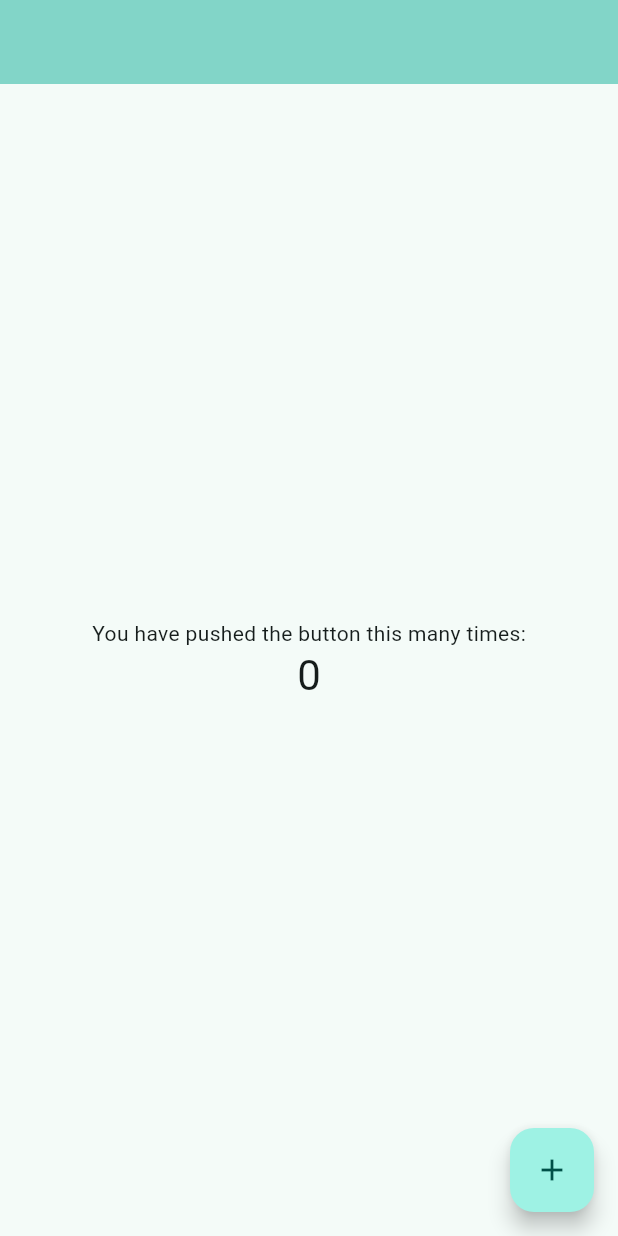
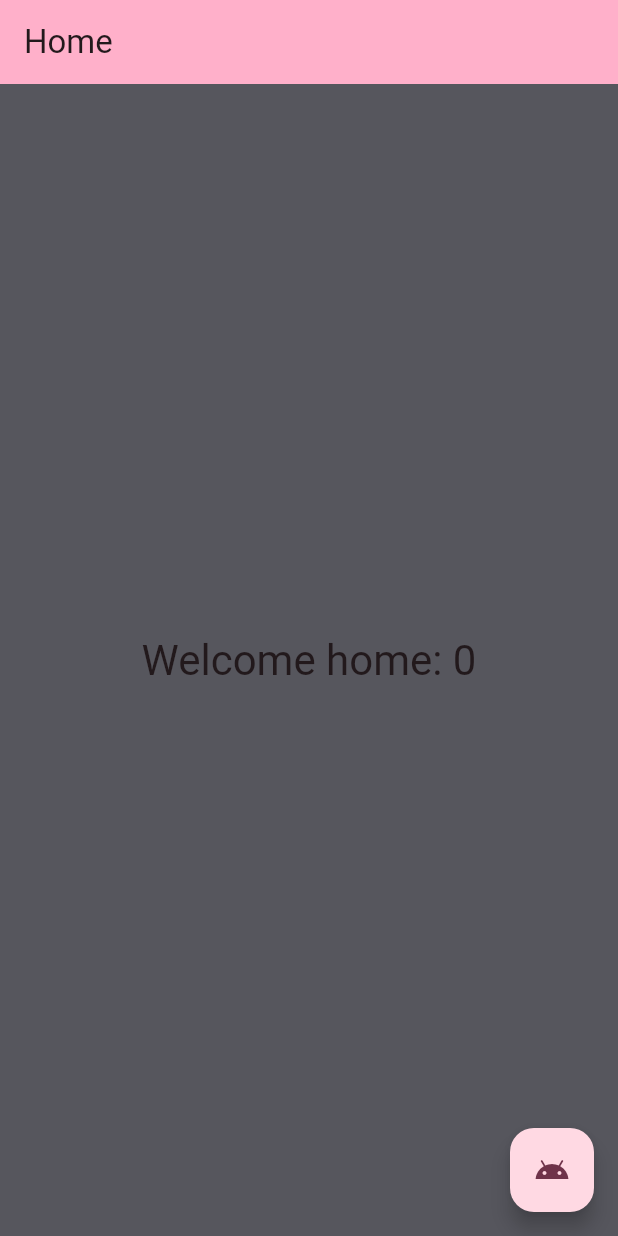
Before and after one commit to Grimalkinn/urban-pancake, a Flutter app: the screen it shows after launch, on a phone screen of 412 x 824 dp. Run offline on Flutter 3.47's test engine with Material 3 defaults, Android fonts, the phone set to English and light mode, and no system bars.

Commit message:
first commit

```diff
--- a/lib/main.dart
+++ b/lib/main.dart
@@ -1,27 +1,38 @@
 import 'package:flutter/material.dart';
-import 'pages/Home.dart';
+
+import 'pages/home.dart';
 
 void main() {
-  Widget app = const MyApp();
+  Widget app = const App();
   runApp(app);
 }
 
-class MyApp extends StatelessWidget {
-  const MyApp({super.key});
-  final String aptitle = 'Flutter Learning';
+class App extends StatelessWidget {
+  // stateless widget are static
+  final String title = "App";
+
+  // constructor
+  const App({super.key});
 
   // root
   @override
   Widget build(BuildContext context) {
-    Home hp = Home(newtitle: aptitle);
-    Widget matApp = MaterialApp(
-      title: aptitle,
-      theme: ThemeData(
-        colorScheme: ColorScheme.fromSeed(seedColor: Colors.teal),
-        useMaterial3: true,
-      ),
-      home: hp,
-    );
-    return matApp;
-  }
+    Home home = Home(title);
+
+    ColorScheme colorScheme = ColorScheme.fromSeed(seedColor: Color.fromARGB(255, 212, 14, 120));
+    ThemeData theme = ThemeData(colorScheme: colorScheme, useMaterial3: true);
+	ThemeData darktheme = ThemeData(brightness: Brightness.dark);
+	// ThemeData lighttheme = ThemeData(colorScheme: colorScheme, useMaterial3: true, brightness: Brightness.light);
+
+    return MaterialApp(
+		title: title,
+		theme: theme,
+		home: home,
+		darkTheme: darktheme,
+		debugShowCheckedModeBanner: false
+		);
+	}
+
 }
+
+//
--- a/lib/pages/Home.dart
+++ /dev/null
@@ -1,57 +0,0 @@
-import 'package:flutter/material.dart';
-
-class Home extends StatefulWidget {
-  final String title = "";
-
-  Home({super.key, String newtitle = "title here"}) {
-    final title = newtitle;
-  }
-
-  @override
-  State<Home> createState() {
-    return HomeState();
-  }
-}
-
-class HomeState extends State<Home> {
-  int _counter = 0;
-
-//   void _add() {
-//     setState(() {
-//       _counter++;
-//     });
-//   }
-  void _add() {
-    _counter++;
-  }
-
-  @override
-  Widget build(BuildContext context) {
-    Widget scaffold = Scaffold(
-      appBar: AppBar(
-        backgroundColor: Theme.of(context).colorScheme.inversePrimary,
-        title: Text(widget.title),
-      ),
-      body: Center(
-        child: Column(
-          mainAxisAlignment: MainAxisAlignment.center,
-          children: <Widget>[
-            const Text(
-              'You have pushed the button this many times:',
-            ),
-            Text(
-              '$_counter',
-              style: Theme.of(context).textTheme.headlineMedium,
-            ),
-          ],
-        ),
-      ),
-      floatingActionButton: FloatingActionButton(
-        onPressed: _add,
-        tooltip: 'Increment',
-        child: const Icon(Icons.add),
-      ), // This trailing comma makes auto-formatting nicer for build methods.
-    );
-    return scaffold;
-  }
-}
--- /dev/null
+++ b/lib/pages/home.dart
@@ -0,0 +1,60 @@
+import 'package:flutter/material.dart';
+
+class Home extends StatefulWidget {
+  // stateful widget updates
+  final String title = "Home";
+
+  // constructor
+  Home(String newtitle, {super.key}) {
+    final title = newtitle;
+  }
+
+  @override
+  State<Home> createState() {
+    return HomeState();
+  }
+}
+
+class HomeState extends State<Home> {
+  int _counter = 0;
+
+  // constructor
+  HomeState();
+
+  @override
+  Widget build(BuildContext context) {
+    Text title = Text(widget.title);
+    AppBar appbar = AppBar(
+      title: title,
+      backgroundColor: Theme.of(context).colorScheme.inversePrimary,
+    );
+
+    TextStyle? style = Theme.of(context).textTheme.headlineMedium;
+
+    Widget column = Column(
+        mainAxisAlignment: MainAxisAlignment.center,
+        children:[
+            Text(
+                "Welcome home: $_counter",
+                style: style,
+                selectionColor: Color.fromARGB(255, 10, 239, 170),
+            )
+        ],
+    );
+
+    FloatingActionButton fab = FloatingActionButton(
+      onPressed: () => setState(() => _counter++),
+      tooltip: 'press me',
+      child: const Icon(Icons.android),
+    );
+
+    return Scaffold(
+      appBar: appbar,
+      body: Center(child: column),
+      floatingActionButton: fab,
+      backgroundColor: const Color.fromARGB(169, 0, 0, 10),
+    );
+  }
+}
+
+//
--- a/lib/pages/MyHomePage.dart
+++ b/lib/pages/myHomePage.dart
@@ -1,3 +1,4 @@
+// ignore: file_names
 import 'package:flutter/material.dart';
 
 class MyHomePage extends StatefulWidget {
```
Also changed, not shown: 1 other file.
